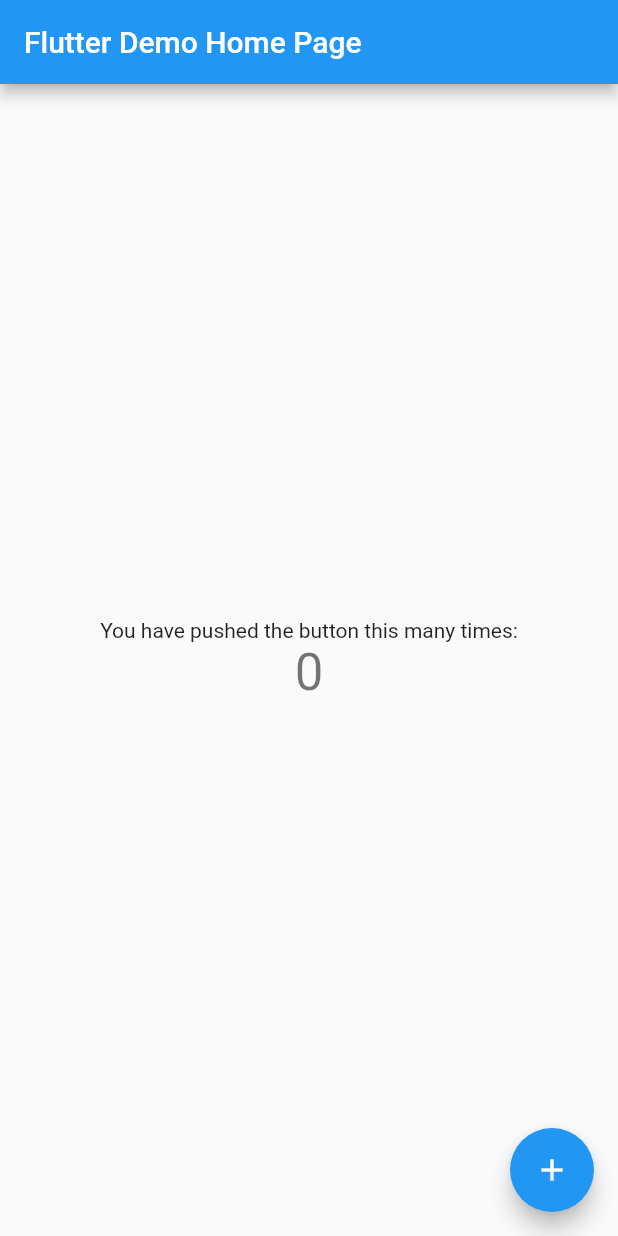
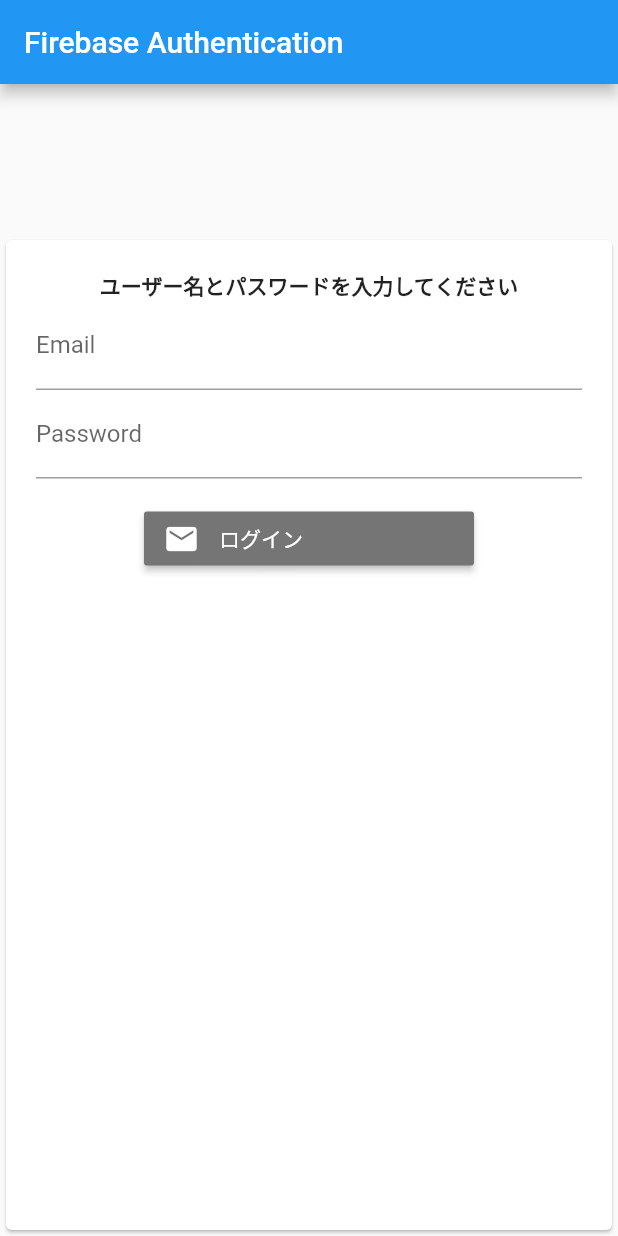
Before and after one commit to techaas/flutter_firebase, a Flutter app: the screen it shows after launch, on a phone screen of 412 x 824 dp. Run offline on Flutter 3.47's test engine with Material 2 defaults, Android fonts, the phone set to English and light mode, and no system bars; our stand-ins replace firebase_auth, firebase_core, flutter_signin_button; accounts and stored records are empty.

Commit message:
implement firebase auth login/logout

```diff
--- a/lib/main.dart
+++ b/lib/main.dart
@@ -1,6 +1,18 @@
+// Copyright 2021, Techaas.com. All rights reserved.
+//
 import 'package:flutter/material.dart';
 
-void main() {
+import 'package:firebase_auth/firebase_auth.dart';
+import 'package:firebase_core/firebase_core.dart';
+import 'package:flutter_signin_button/flutter_signin_button.dart';
+import 'package:http/http.dart' as http;
+
+// JWTトークンのアクセス検証サーバに変更してください
+final url = Uri.parse('https://xxxxxx.appspot.com/');
+
+Future<void> main() async {
+  WidgetsFlutterBinding.ensureInitialized();
+  await Firebase.initializeApp();
   runApp(MyApp());
 }
 
@@ -11,103 +23,224 @@ class MyApp extends StatelessWidget {
     return MaterialApp(
       title: 'Flutter Demo',
       theme: ThemeData(
-        // This is the theme of your application.
-        //
-        // Try running your application with "flutter run". You'll see the
-        // application has a blue toolbar. Then, without quitting the app, try
-        // changing the primarySwatch below to Colors.green and then invoke
-        // "hot reload" (press "r" in the console where you ran "flutter run",
-        // or simply save your changes to "hot reload" in a Flutter IDE).
-        // Notice that the counter didn't reset back to zero; the application
-        // is not restarted.
         primarySwatch: Colors.blue,
       ),
-      home: MyHomePage(title: 'Flutter Demo Home Page'),
+      home: SignInOutPage(title: 'Firebase Authentication'),
     );
   }
 }
 
-class MyHomePage extends StatefulWidget {
-  MyHomePage({Key? key, required this.title}) : super(key: key);
+final FirebaseAuth _auth = FirebaseAuth.instance;
 
-  // This widget is the home page of your application. It is stateful, meaning
-  // that it has a State object (defined below) that contains fields that affect
-  // how it looks.
-
-  // This class is the configuration for the state. It holds the values (in this
-  // case the title) provided by the parent (in this case the App widget) and
-  // used by the build method of the State. Fields in a Widget subclass are
-  // always marked "final".
-
+class SignInOutPage extends StatefulWidget {
+  SignInOutPage({Key? key, required this.title}) : super(key: key);
   final String title;
 
   @override
-  _MyHomePageState createState() => _MyHomePageState();
+  _SignInOutPageState createState() => _SignInOutPageState();
 }
 
-class _MyHomePageState extends State<MyHomePage> {
-  int _counter = 0;
+class _SignInOutPageState extends State<SignInOutPage> {
+  User? user;
 
-  void _incrementCounter() {
-    setState(() {
-      // This call to setState tells the Flutter framework that something has
-      // changed in this State, which causes it to rerun the build method below
-      // so that the display can reflect the updated values. If we changed
-      // _counter without calling setState(), then the build method would not be
-      // called again, and so nothing would appear to happen.
-      _counter++;
+  @override
+  void initState() {
+    _auth.userChanges().listen((event) {
+      debugPrint('user: $event');
+      setState(() => user = event);
     });
+    super.initState();
   }
 
   @override
   Widget build(BuildContext context) {
-    // This method is rerun every time setState is called, for instance as done
-    // by the _incrementCounter method above.
-    //
-    // The Flutter framework has been optimized to make rerunning build methods
-    // fast, so that you can just rebuild anything that needs updating rather
-    // than having to individually change instances of widgets.
     return Scaffold(
       appBar: AppBar(
-        // Here we take the value from the MyHomePage object that was created by
-        // the App.build method, and use it to set our appbar title.
         title: Text(widget.title),
       ),
-      body: Center(
-        // Center is a layout widget. It takes a single child and positions it
-        // in the middle of the parent.
+      body: Container(
+        margin: EdgeInsets.only(top: 100),
+        alignment: Alignment.center,
+        child: (user == null) ? _EmailPasswordForm() : _UserInfoCard(user),
+      ),
+    );
+  }
+}
+
+class _EmailPasswordForm extends StatefulWidget {
+  @override
+  State<StatefulWidget> createState() => _EmailPasswordFormState();
+}
+
+class _EmailPasswordFormState extends State<_EmailPasswordForm> {
+  final GlobalKey<FormState> _formKey = GlobalKey<FormState>();
+  final TextEditingController _emailController = TextEditingController();
+  final TextEditingController _passwordController = TextEditingController();
+
+  @override
+  Widget build(BuildContext context) {
+    return Form(
+        key: _formKey,
+        child: Card(
+          child: Padding(
+            padding: const EdgeInsets.all(20),
             child: Column(
-          // Column is also a layout widget. It takes a list of children and
-          // arranges them vertically. By default, it sizes itself to fit its
-          // children horizontally, and tries to be as tall as its parent.
-          //
-          // Invoke "debug painting" (press "p" in the console, choose the
-          // "Toggle Debug Paint" action from the Flutter Inspector in Android
-          // Studio, or the "Toggle Debug Paint" command in Visual Studio Code)
-          // to see the wireframe for each widget.
-          //
-          // Column has various properties to control how it sizes itself and
-          // how it positions its children. Here we use mainAxisAlignment to
-          // center the children vertically; the main axis here is the vertical
-          // axis because Columns are vertical (the cross axis would be
-          // horizontal).
-          mainAxisAlignment: MainAxisAlignment.center,
+              crossAxisAlignment: CrossAxisAlignment.start,
               children: <Widget>[
-            Text(
-              'You have pushed the button this many times:',
+                Container(
+                  alignment: Alignment.center,
+                  child: const Text(
+                    'ユーザー名とパスワードを入力してください',
+                    style: TextStyle(fontWeight: FontWeight.bold),
                   ),
-            Text(
-              '$_counter',
-              style: Theme.of(context).textTheme.headline4,
+                ),
+                TextFormField(
+                  controller: _emailController,
+                  decoration: const InputDecoration(labelText: 'Email'),
+                  validator: (String? value) {
+                    if (value != null && value.isEmpty) return 'テキストを入力してください';
+                    return null;
+                  },
+                ),
+                TextFormField(
+                  controller: _passwordController,
+                  decoration: const InputDecoration(labelText: 'Password'),
+                  validator: (String? value) {
+                    if (value != null && value.isEmpty) return 'テキストを入力してください';
+                    return null;
+                  },
+                  obscureText: true,
+                ),
+                Container(
+                  padding: const EdgeInsets.only(top: 16),
+                  alignment: Alignment.center,
+                  child: SignInButton(
+                    Buttons.Email,
+                    text: 'ログイン',
+                    onPressed: () async {
+                      if (_formKey.currentState!.validate()) {
+                        await _signInWithEmailAndPassword();
+                      }
+                    },
+                  ),
                 ),
               ],
             ),
           ),
-      floatingActionButton: FloatingActionButton(
-        onPressed: _incrementCounter,
-        tooltip: 'Increment',
-        child: Icon(Icons.add),
-      ), // This trailing comma makes auto-formatting nicer for build methods.
+        ));
+  }
+
+  @override
+  void dispose() {
+    _emailController.dispose();
+    _passwordController.dispose();
+    super.dispose();
+  }
+
+  Future<void> _signInWithEmailAndPassword() async {
+    try {
+      final User? user = (await _auth.signInWithEmailAndPassword(
+        email: _emailController.text,
+        password: _passwordController.text,
+      ))
+          .user;
+
+      ScaffoldMessenger.of(context).showSnackBar(
+        SnackBar(
+          content: Text('${user?.email} でログインしました'),
+        ),
+      );
+    } catch (e) {
+      ScaffoldMessenger.of(context).showSnackBar(
+        const SnackBar(
+          content: Text('ユーザー名かパスワードが違います'),
+        ),
       );
     }
   }
+}
+
+class _UserInfoCard extends StatefulWidget {
+  final User? user;
+
+  const _UserInfoCard(this.user);
+
+  @override
+  _UserInfoCardState createState() => _UserInfoCardState();
+}
+
+class _UserInfoCardState extends State<_UserInfoCard> {
+  @override
+  Widget build(BuildContext context) {
+    return Column(crossAxisAlignment: CrossAxisAlignment.center, children: <Widget>[
+      Text((widget.user == null)
+          ? 'Not signed in'
+          : '${widget.user!.isAnonymous ? '匿名ユーザ\n\n' : ''}'
+              'Email: ${widget.user!.email} (verified: ${widget.user!.emailVerified})\n\n'),
+      SizedBox(
+        width: 150,
+        child: ElevatedButton(
+            child: const Text('Check Token'),
+            style: ElevatedButton.styleFrom(
+              primary: Colors.green,
+            ),
+            onPressed: () async {
+              await _checkToken();
+            }),
+      ),
+      SizedBox(height: 20),
+      SizedBox(
+        width: 150,
+        child: ElevatedButton(
+            child: const Text('Logout'),
+            onPressed: () async {
+              await _signOut();
+            }),
+      ),
+    ]);
+  }
+
+  Future<void> _signOut() async {
+    await _auth.signOut();
+    ScaffoldMessenger.of(context).showSnackBar(
+      const SnackBar(
+        content: Text('ログアウトしました'),
+      ),
+    );
+  }
+
+  Future<void> _checkToken() async {
+    String? token = await widget.user?.getIdToken();
+
+    if (token == null) {
+      ScaffoldMessenger.of(context).showSnackBar(
+        const SnackBar(
+          content: Text('トークンが取得できませんでした'),
+        ),
+      );
+      return;
+    }
+    debugPrint('token: $token');
+
+    var response = await http.get(url, headers: {
+      'Content-Type': 'application/json',
+      'Accept': 'application/json',
+      'Authorization': 'Bearer $token',
+    });
+    print('Response status: ${response.statusCode}');
+    // print('Response body: ${response.body}');
+    if (response.statusCode == 200) {
+      ScaffoldMessenger.of(context).showSnackBar(
+        const SnackBar(
+          content: Text('トークンが正しく検証されました'),
+        ),
+      );
+    } else {
+      ScaffoldMessenger.of(context).showSnackBar(
+        const SnackBar(
+          content: Text('検証に失敗しました'),
+        ),
+      );
+    }
+  }
+}
```
Also changed, not shown: pubspec.yaml (+7 -0 lines), pubspec.lock, 10 other files. Lines whose indentation alone changed are shown as unchanged.
